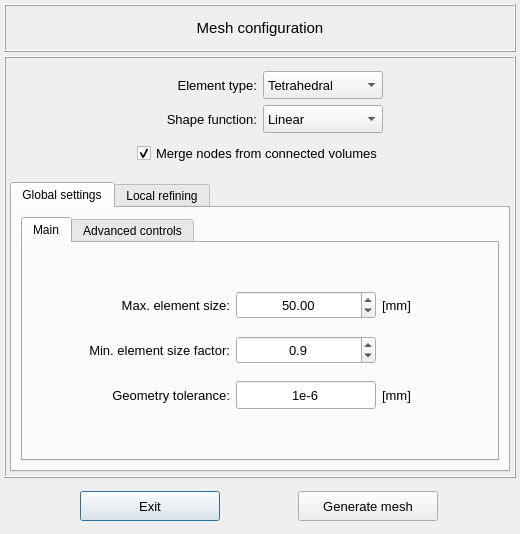
Above: vibra/interface/data/ui_files/mesh/mesher_setup.ui from MOPT-UFSC/VIBRA before the change. Below: the same form after it.
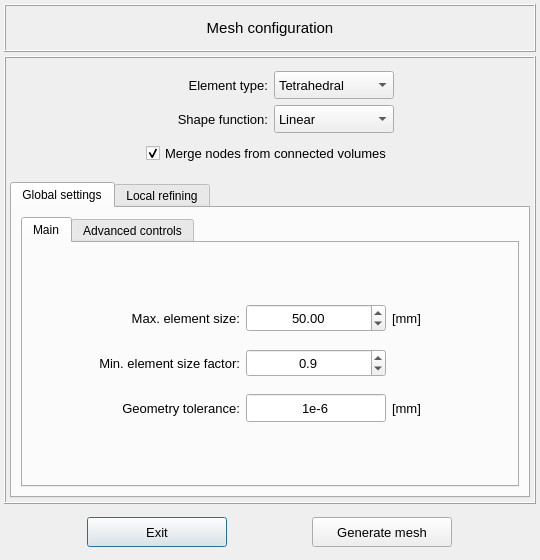
That is the form after the change.

Commit message: Fixes mesh setup window size for it to not crop some options

The edit to the form file:
```diff
--- a/vibra/interface/data/ui_files/mesh/mesher_setup.ui
+++ b/vibra/interface/data/ui_files/mesh/mesher_setup.ui
@@ -6,14 +6,14 @@
    <rect>
     <x>0</x>
     <y>0</y>
-    <width>520</width>
-    <height>534</height>
+    <width>540</width>
+    <height>560</height>
    </rect>
   </property>
   <property name="minimumSize">
    <size>
-    <width>520</width>
-    <height>500</height>
+    <width>540</width>
+    <height>560</height>
    </size>
   </property>
   <property name="maximumSize">
```
